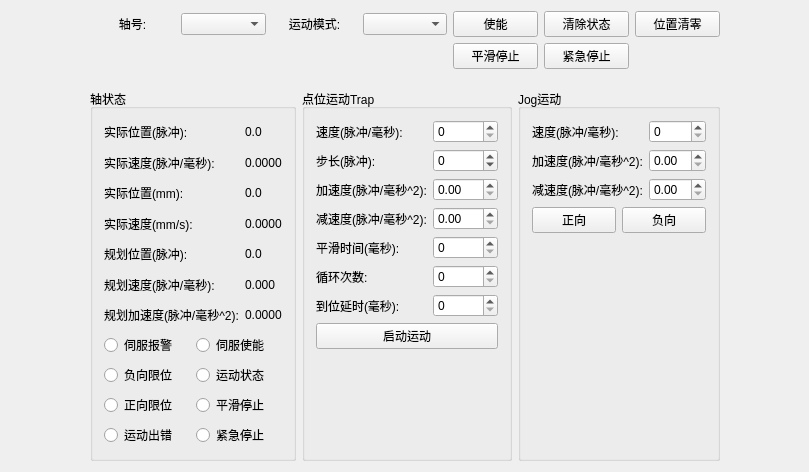
whisper512/GTS, file GTSSimpleController/Widget/AxisWidget.ui: the form before one commit.
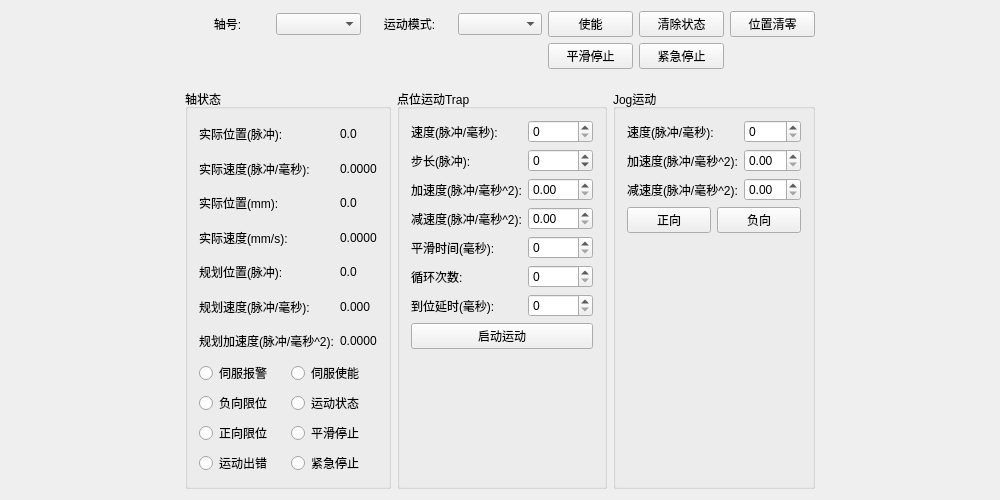
The form after the commit.

Commit message: 调整界面大小

Diff of the .ui file:
```diff
--- a/GTSSimpleController/Widget/AxisWidget.ui
+++ b/GTSSimpleController/Widget/AxisWidget.ui
@@ -6,8 +6,8 @@
    <rect>
     <x>0</x>
     <y>0</y>
-    <width>809</width>
-    <height>472</height>
+    <width>1000</width>
+    <height>500</height>
    </rect>
   </property>
   <property name="windowTitle">
```
The commit also changes 6 other files.
